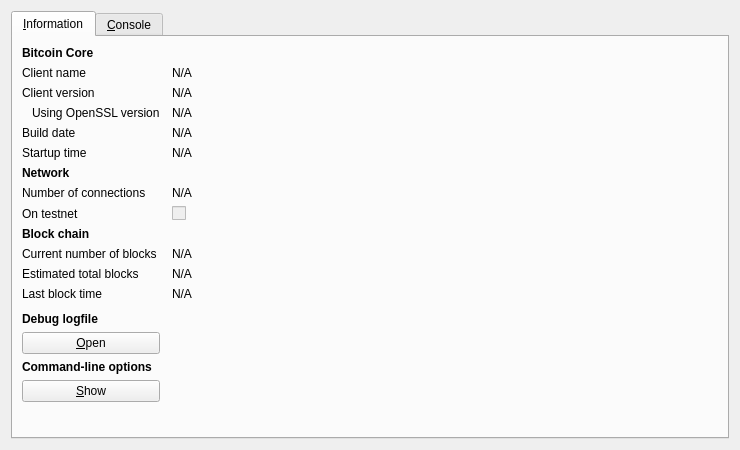
First picture: the form in src/qt/forms/rpcconsole.ui, repository strspeed/ENTCOIN, before the edit.
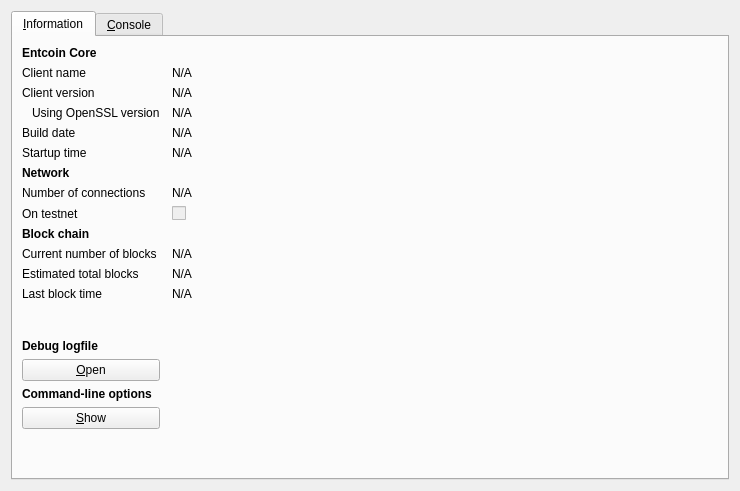
Second picture: the form after the edit. Icons and pictures are not drawn.

Diff of the .ui file:
```diff
--- a/src/qt/forms/rpcconsole.ui
+++ b/src/qt/forms/rpcconsole.ui
@@ -7,7 +7,7 @@
     <x>0</x>
     <y>0</y>
     <width>740</width>
-    <height>450</height>
+    <height>491</height>
    </rect>
   </property>
   <property name="windowTitle">
@@ -36,7 +36,7 @@
           </font>
          </property>
          <property name="text">
-          <string>Bitcoin Core</string>
+          <string>Entcoin Core</string>
          </property>
         </widget>
        </item>
```
Left out of the diff: 3 changed lines with no effect on the pictures.
